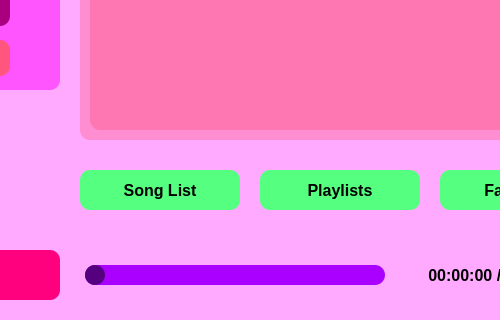
First picture: the form in mainwindow.ui, repository M0tgh3y/music-player-qt, before the edit; both pictures show x 260 to 760 and y 230 to 550 of the 880 by 550 pixel window.
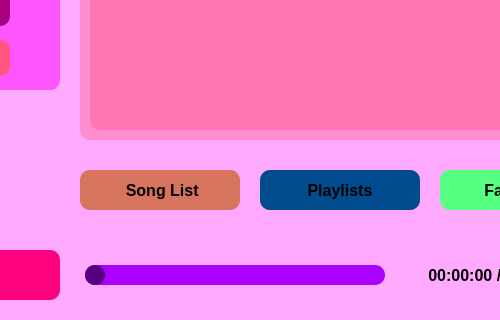
Second picture: the form after the edit. Icons and pictures are not drawn.

Commit message: add a function to add a song into the song list

```diff
--- a/mainwindow.ui
+++ b/mainwindow.ui
@@ -762,11 +762,20 @@
      </property>
      <property name="styleSheet">
       <string notr="true">color: rgb(0, 0, 0);
-background-color: rgb(85, 255, 127);
+background-color: #D6745D;
 border-radius: 10px;</string>
      </property>
      <property name="text">
-      <string>Song List</string>
+      <string> Song List</string>
+     </property>
+     <property name="icon">
+      <iconset theme="QIcon::ThemeIcon::DocumentPageSetup"/>
+     </property>
+     <property name="iconSize">
+      <size>
+       <width>20</width>
+       <height>20</height>
+      </size>
      </property>
     </widget>
     <widget class="QPushButton" name="playlist">
@@ -789,7 +798,7 @@
      </property>
      <property name="styleSheet">
       <string notr="true">color: rgb(0, 0, 0);
-background-color: rgb(85, 255, 127);
+background-color: #014C8F;
 border-radius: 10px;</string>
      </property>
      <property name="text">
```
Left out of the diff: 2 changed lines with no effect on the pictures. The commit also changes 8 other files.
